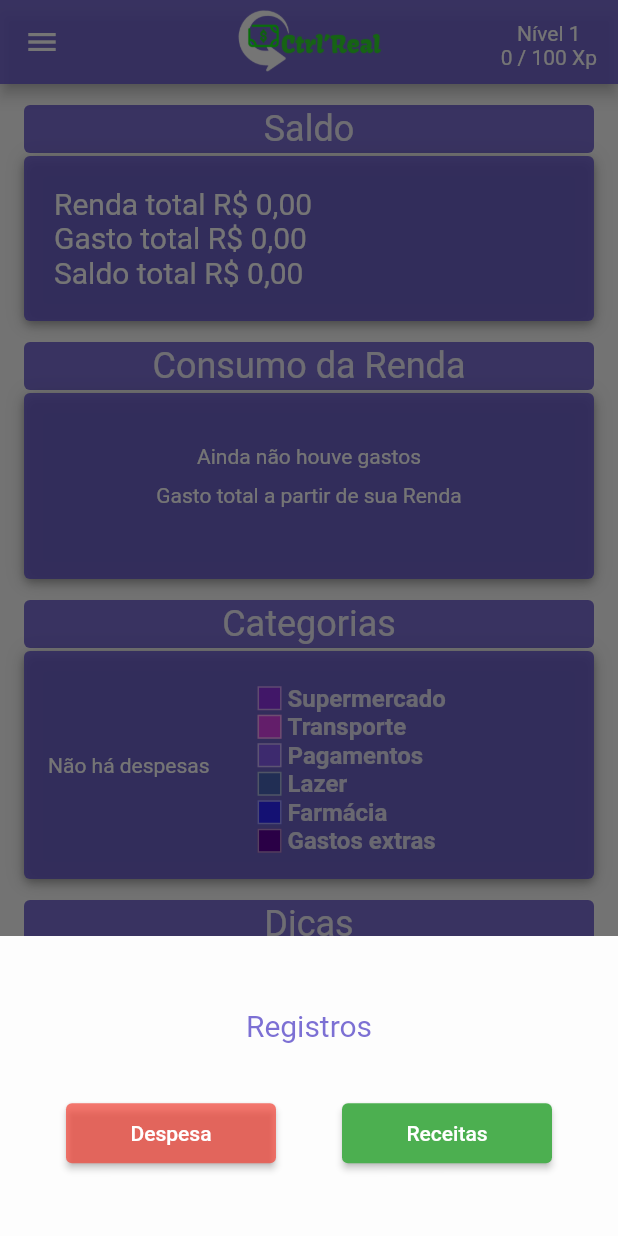
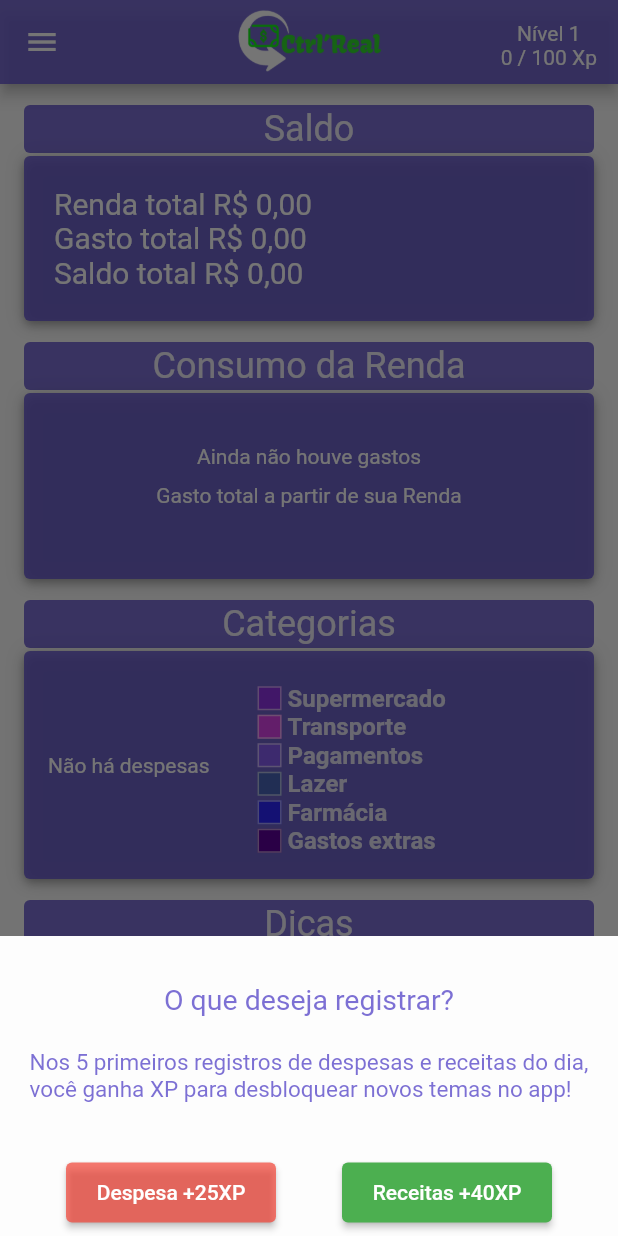
Before and after one commit to proz-tecnologia/PIT03GP06, a Flutter app: the HomePage screen opened by its route, after a tap on the "add" icon, on a phone screen of 412 x 824 dp. Run offline on Flutter 3.47's test engine with Material 2 defaults, Android fonts, the phone set to English and light mode, and no system bars; our stand-ins replace brasil_fields, cloud_firestore, currency_text_input_formatter, email_validator, firebase_auth, firebase_core and 5 more; missing offline and left inert: validatorless; accounts and stored records are empty.

Commit message:
Alterado texto

```diff
--- a/lib/src/view/transactions/pages/receitas.dart
+++ b/lib/src/view/transactions/pages/receitas.dart
@@ -31,7 +31,7 @@ class _ReceitasPageState extends State<ReceitasPage> {
     return SafeArea(
       child: Scaffold(
         appBar: AppBar(
-          title: const Text('Receitas'),
+          title: const Text('Registre aqui sua nova receita'),
           centerTitle: true,
         ),
         body: SingleChildScrollView(
--- a/lib/src/view/transactions/widgets/buttonreceitas.dart
+++ b/lib/src/view/transactions/widgets/buttonreceitas.dart
@@ -1,6 +1,5 @@
 import 'package:ctrl_real/src/controllers/themes_controller.dart';
 import 'package:ctrl_real/src/util/darkfunction.dart';
-import 'package:ctrl_real/src/util/strings.dart';
 import 'package:flutter/material.dart';
 
 class ButtomReceitas extends StatefulWidget {
@@ -36,10 +35,17 @@ class _ButtomReceitasState extends State<ButtomReceitas> {
                     mainAxisAlignment: MainAxisAlignment.center,
                     children: [
                       Text(
-                        Strings.nameRegisterForm,
+                        "\nO que deseja registrar?\n",
                         style: TextStyle(
                           color: darkFunctionTexts(),
-                          fontSize: 20,
+                          fontSize: 19,
+                        ),
+                      ),
+                      Text(
+                        "Nos 5 primeiros registros de despesas e receitas do dia,\nvocê ganha XP para desbloquear novos temas no app!",
+                        style: TextStyle(
+                          color: darkFunctionTexts(),
+                          fontSize: 15,
                         ),
                       ),
                       Padding(
@@ -58,7 +64,7 @@ class _ButtomReceitasState extends State<ButtomReceitas> {
                                     Navigator.of(context)
                                         .pushNamed("/despesas");
                                   },
-                                  child: const Text('Despesa')),
+                                  child: const Text('Despesa +25XP')),
                             ),
                             SizedBox(
                               height: 40,
@@ -70,7 +76,7 @@ class _ButtomReceitasState extends State<ButtomReceitas> {
                                     Navigator.of(context)
                                         .pushNamed("/receitas");
                                   },
-                                  child: const Text('Receitas')),
+                                  child: const Text('Receitas +40XP')),
                             )
                           ],
                         ),
```
